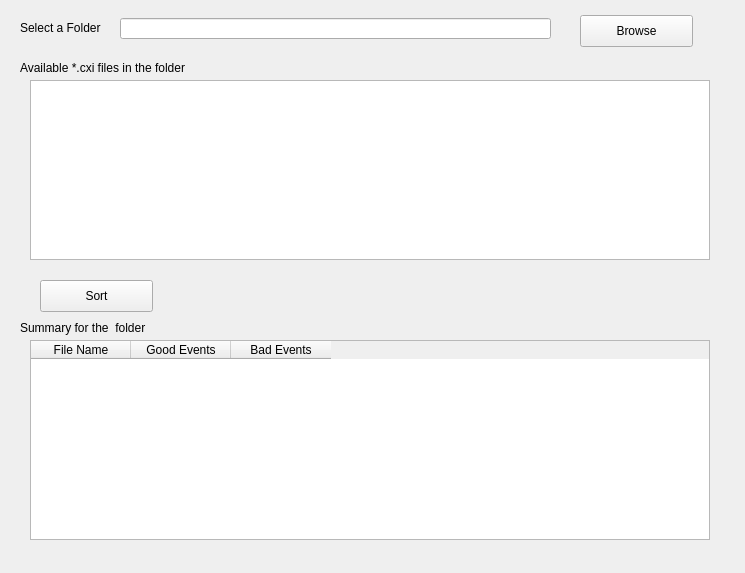
The window that sortDataGUI.ui (gihankaushyal/PixelAnomalyDetectorTool) describes before a commit, drawn with Qt 5.
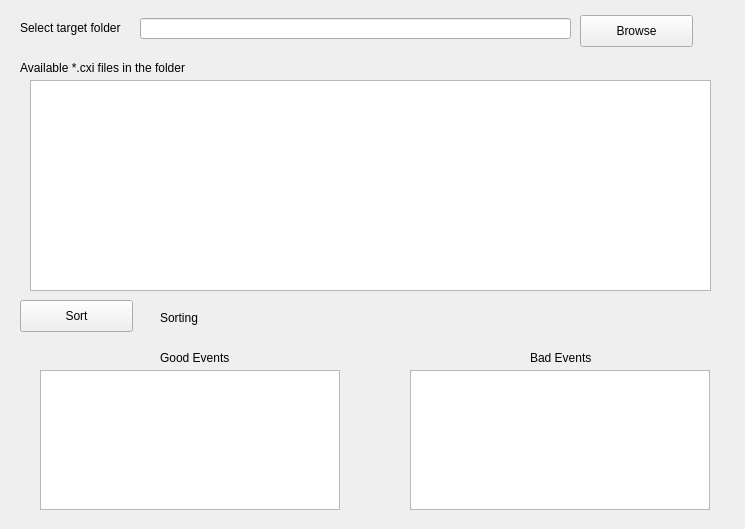
The same window after the commit.

Patch:
```diff
--- a/sortDataGUI.ui
+++ b/sortDataGUI.ui
@@ -7,7 +7,7 @@
     <x>0</x>
     <y>0</y>
     <width>745</width>
-    <height>573</height>
+    <height>529</height>
    </rect>
   </property>
   <property name="windowTitle">
@@ -16,7 +16,7 @@
   <widget class="QLineEdit" name="folderPath">
    <property name="geometry">
     <rect>
-     <x>120</x>
+     <x>140</x>
      <y>18</y>
      <width>431</width>
      <height>21</height>
@@ -41,12 +41,12 @@
     <rect>
      <x>20</x>
      <y>20</y>
-     <width>91</width>
+     <width>121</width>
      <height>16</height>
     </rect>
    </property>
    <property name="text">
-    <string>Select a Folder</string>
+    <string>Select target folder</string>
    </property>
   </widget>
   <widget class="QLabel" name="label_2">
@@ -67,16 +67,16 @@
     <rect>
      <x>30</x>
      <y>80</y>
-     <width>680</width>
-     <height>180</height>
+     <width>681</width>
+     <height>211</height>
     </rect>
    </property>
   </widget>
   <widget class="QPushButton" name="sortButton">
    <property name="geometry">
     <rect>
-     <x>40</x>
-     <y>280</y>
+     <x>20</x>
+     <y>300</y>
      <width>113</width>
      <height>32</height>
     </rect>
@@ -85,43 +85,64 @@
     <string>Sort</string>
    </property>
   </widget>
+  <widget class="QLabel" name="label_3">
+   <property name="geometry">
+    <rect>
+     <x>160</x>
+     <y>310</y>
+     <width>60</width>
+     <height>16</height>
+    </rect>
+   </property>
+   <property name="text">
+    <string>Sorting </string>
+   </property>
+  </widget>
+  <widget class="QTextEdit" name="textEdit_2">
+   <property name="geometry">
+    <rect>
+     <x>40</x>
+     <y>370</y>
+     <width>300</width>
+     <height>140</height>
+    </rect>
+   </property>
+  </widget>
+  <widget class="QTextEdit" name="textEdit_3">
+   <property name="geometry">
+    <rect>
+     <x>410</x>
+     <y>370</y>
+     <width>300</width>
+     <height>140</height>
+    </rect>
+   </property>
+  </widget>
   <widget class="QLabel" name="label_4">
    <property name="geometry">
     <rect>
-     <x>20</x>
-     <y>320</y>
-     <width>201</width>
+     <x>160</x>
+     <y>350</y>
+     <width>81</width>
      <height>16</height>
     </rect>
    </property>
    <property name="text">
-    <string>Summary for the  folder</string>
+    <string>Good Events</string>
    </property>
   </widget>
-  <widget class="QTableWidget" name="tableWidget">
+  <widget class="QLabel" name="label_5">
    <property name="geometry">
     <rect>
-     <x>30</x>
-     <y>340</y>
-     <width>680</width>
-     <height>200</height>
+     <x>530</x>
+     <y>350</y>
+     <width>81</width>
+     <height>16</height>
     </rect>
    </property>
-   <column>
-    <property name="text">
-     <string>File Name</string>
-    </property>
-   </column>
-   <column>
-    <property name="text">
-     <string>Good Events</string>
-    </property>
-   </column>
-   <column>
-    <property name="text">
-     <string>Bad Events</string>
-    </property>
-   </column>
+   <property name="text">
+    <string>Bad Events</string>
+   </property>
   </widget>
  </widget>
  <resources/>
```
Left out of the diff: 2 changed lines with no effect on the pictures.
